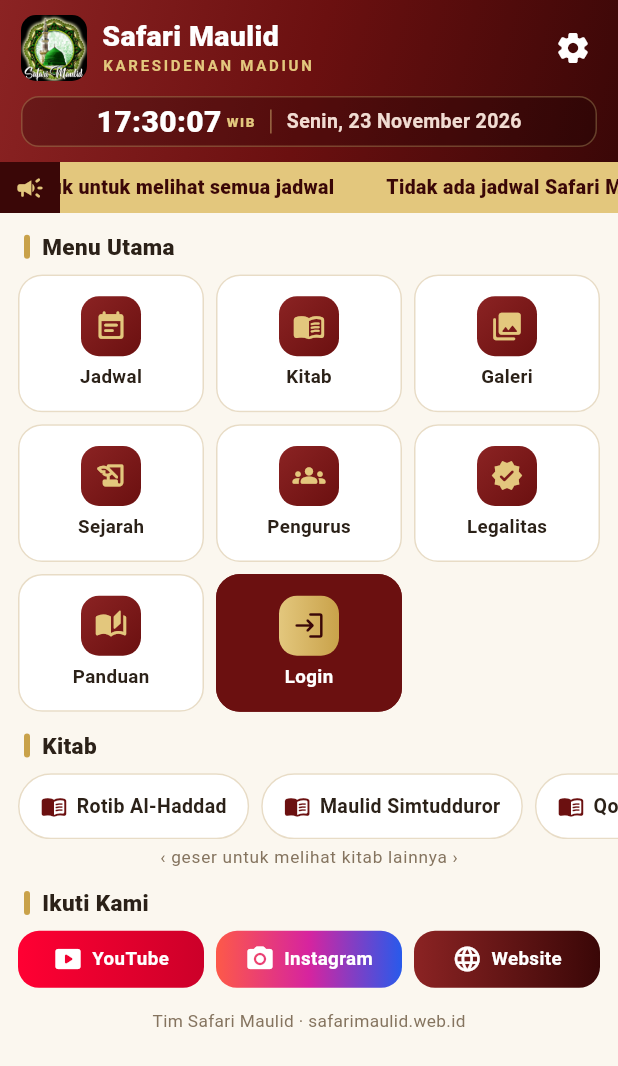
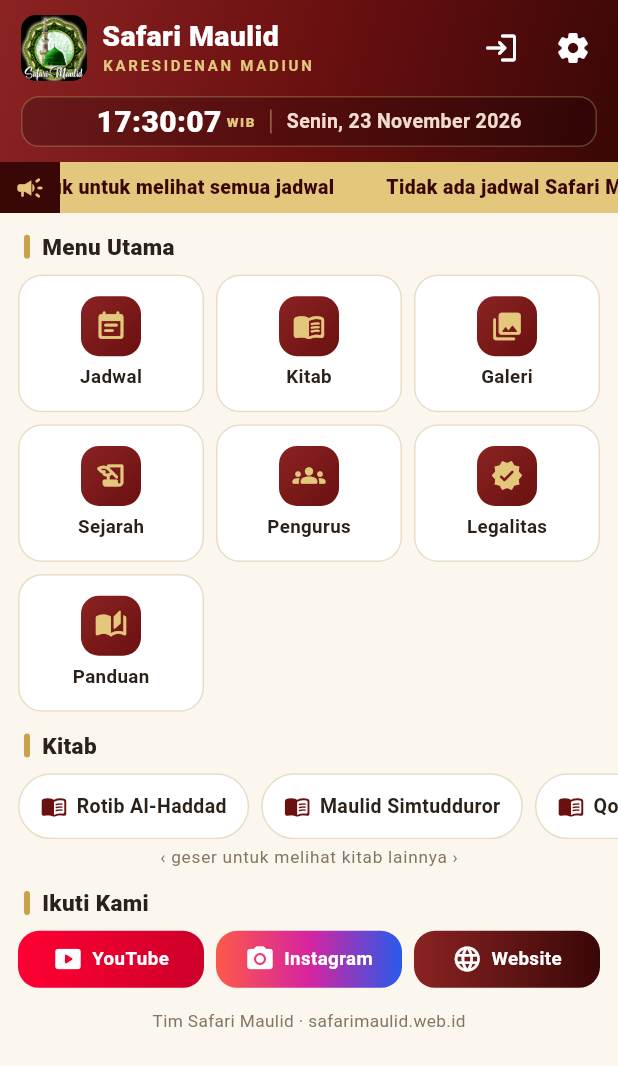
Before and after one commit to sandiariwijaya/safari_maulid, a Flutter app: the screen it shows after launch, on a phone screen of 412 x 824 dp. Shown: the top 1066 px of the screen. Run offline on Flutter 3.47's test engine with Material 3 defaults, Android fonts, the phone set to English and light mode, and no system bars; our stand-ins replace cached_network_image, google_fonts, permission_handler, photo_view, shared_preferences; missing offline and left inert: flutter_inappwebview; network calls fail.

Commit message:
Add files via upload

```diff
--- a/lib/main.dart
+++ b/lib/main.dart
@@ -237,7 +237,6 @@ const List<Menu> kMenu = [
   Menu(Icons.groups_rounded, 'Pengurus', 'struktur.php'),
   Menu(Icons.verified_rounded, 'Legalitas', 'legalitas.php'),
   Menu(Icons.auto_stories_rounded, 'Panduan', 'panduan.php'),
-  Menu(Icons.login_rounded, 'Login', 'admin/login.php'),
 ];
 
 const List<(String, String, String)> kKitab = [
@@ -418,6 +417,11 @@ class _HalamanUtamaState extends State<HalamanUtama> {
                 Text('KARESIDENAN MADIUN', maxLines: 1, overflow: TextOverflow.ellipsis,
                     style: TextStyle(color: t.aksen, fontSize: 10, letterSpacing: 1.8, fontWeight: FontWeight.w700)),
               ]),
+            ),
+            IconButton(
+              tooltip: 'Login admin',
+              icon: const Icon(Icons.login_rounded, color: Colors.white),
+              onPressed: () => bukaHalaman(context, 'admin/login.php', 'Login'),
             ),
             IconButton(
               tooltip: 'Pengaturan',
--- a/pubspec.yaml
+++ b/pubspec.yaml
@@ -3,7 +3,7 @@ description: Aplikasi Safari Maulid Karesidenan Madiun - membuka website https:/
 publish_to: 'none'
 
 # 1.1.0 = versi tampil. versionCode otomatis = nomor build GitHub.
-version: 1.5.0+7
+version: 1.5.1+8
 
 environment:
   sdk: '>=3.4.0 <4.0.0'
```
